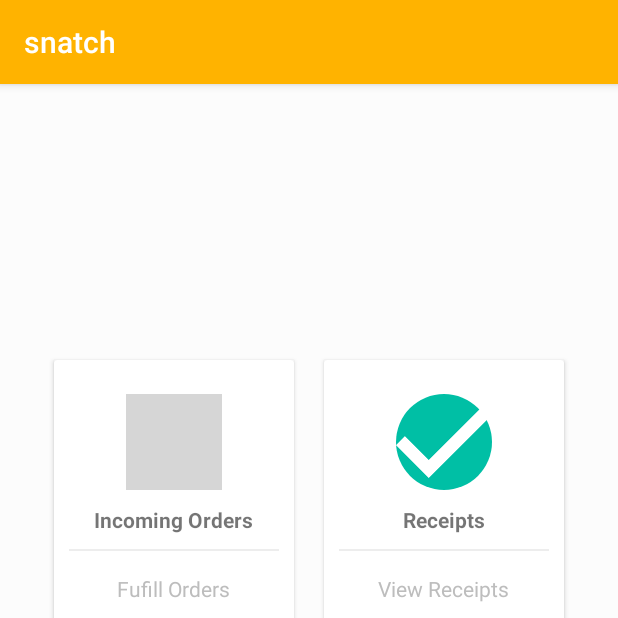
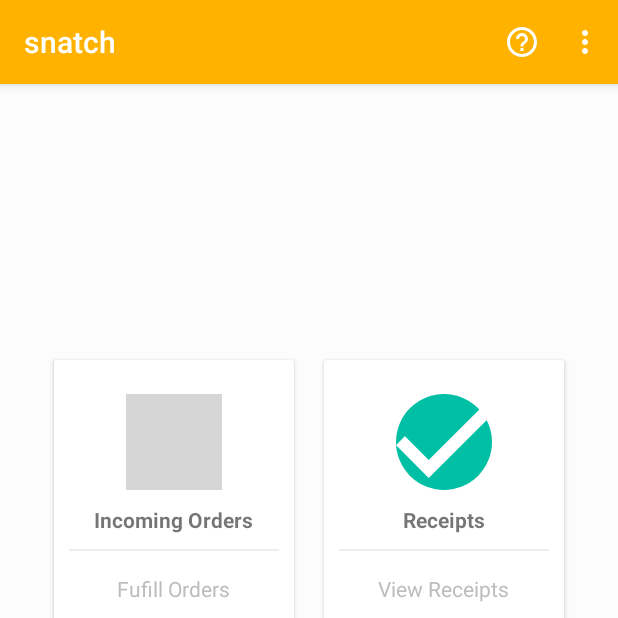
Before and after one commit to jamz903/snatch, an Android app: the StallOwnerActivity screen opened directly, with no data from a screen before it, on a phone screen of 412 x 824 dp, the top half of it. Run offline under Robolectric (Android 15) with nearby library versions, the phone set to English and light mode, and no system bars; grey boxes are pictures that could not be loaded.

Commit message:
updated menu bar (admin interface)

```diff
--- a/app/src/main/java/sg/edu/np/mad/snatch/StallOwnerActivity.java
+++ b/app/src/main/java/sg/edu/np/mad/snatch/StallOwnerActivity.java
@@ -12,6 +12,7 @@ import android.graphics.drawable.ColorDrawable;
 import android.net.Uri;
 import android.os.Bundle;
 import android.os.Handler;
+import android.view.Menu;
 import android.view.MenuItem;
 import android.view.View;
 import android.widget.Button;
@@ -46,6 +47,12 @@ public class StallOwnerActivity extends AppCompatActivity {
                 startActivity(in);
             }
         });
+    }
+
+    @Override
+    public boolean onCreateOptionsMenu(Menu menu) {
+        getMenuInflater().inflate(R.menu.owner_options_menu, menu);
+        return super.onCreateOptionsMenu(menu);
     }
 
     @Override
--- /dev/null
+++ b/app/src/main/res/menu/owner_options_menu.xml
@@ -0,0 +1,13 @@
+<?xml version="1.0" encoding="utf-8"?>
+<menu xmlns:android="http://schemas.android.com/apk/res/android"
+    xmlns:app="http://schemas.android.com/apk/res-auto">
+    <item
+        android:id="@+id/logout_option"
+        android:title="Logout"
+        app:showAsAction="never" />
+    <item
+        android:id="@+id/help_option"
+        android:title="Help"
+        android:icon="@drawable/ic_help_outline_black_24dp"
+        app:showAsAction="always"/>
+</menu>
```
